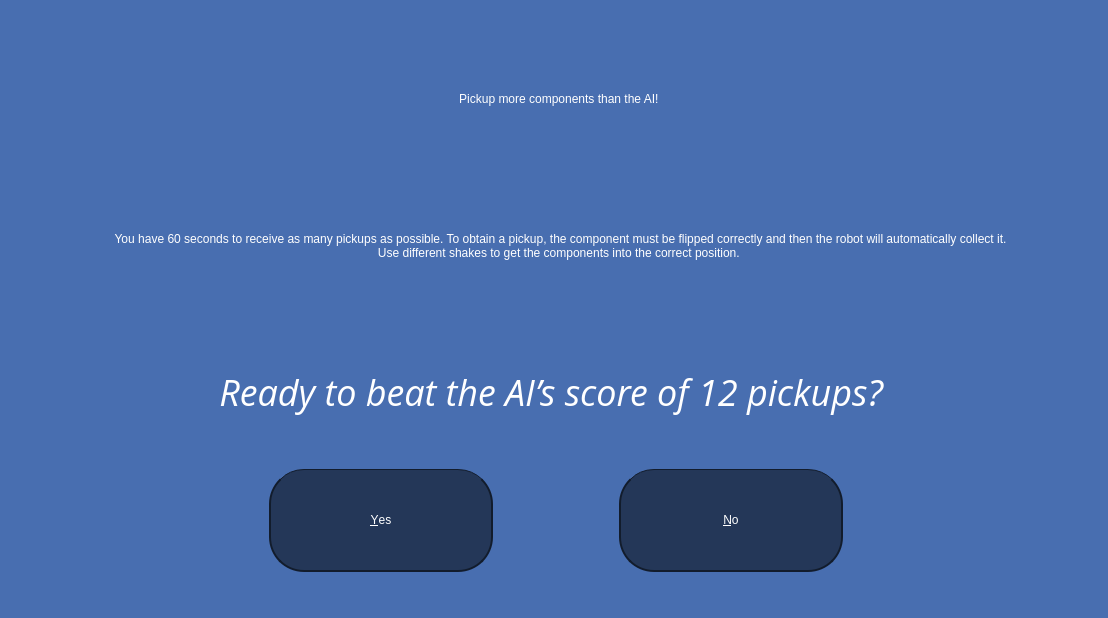
Above: InfoDialogUI.ui from SHOP4CF/shakeitUI before the change. Below: the same form after it.
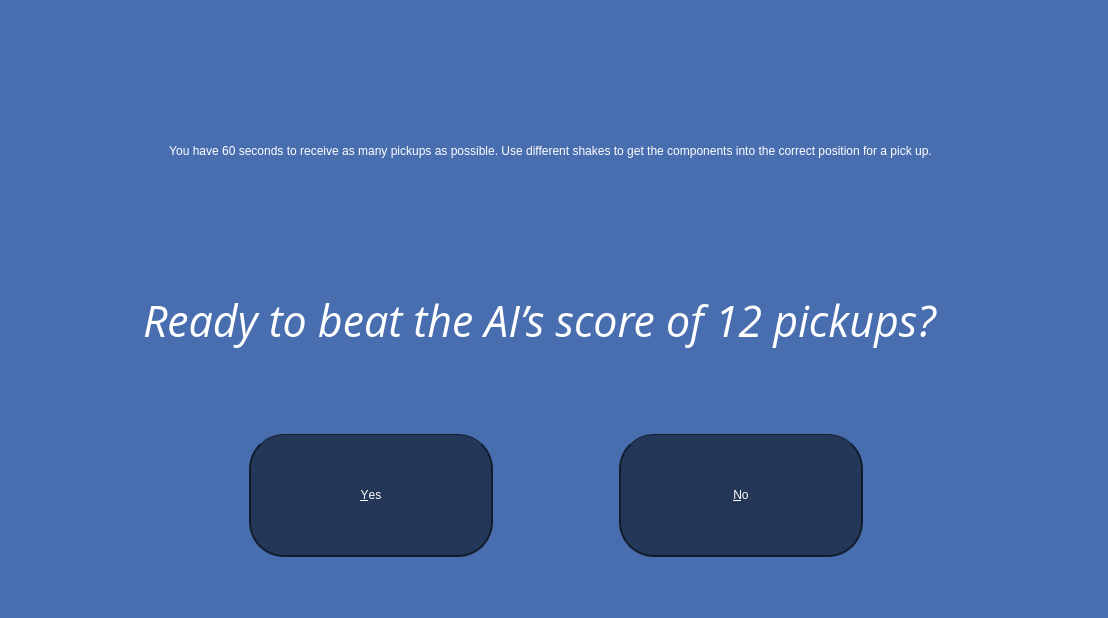
That is the form after the change.

Commit message: updated info dialog ui

The edit to the form file:
```diff
--- a/InfoDialogUI.ui
+++ b/InfoDialogUI.ui
@@ -19,16 +19,16 @@
 }
 
 QLabel{
-	font: 24pt &quot;Open Sans&quot;;
+	font: 30pt &quot;Open Sans&quot;;
 	color: rgb(255, 255, 255);
 }
 
 QPushButton{
 	background-color: rgb(36, 55, 88);
 	color: white;
-	font: 24pt &quot;Open Sans&quot;;
-	min-height: 100px;
-	min-width: 220px;
+	font: 30pt &quot;Open Sans&quot;;
+	min-height: 120px;
+	min-width: 240px;
 
 	border-radius: 35px;
 	border-top: 1px solid rgb(18, 28, 44);
@@ -48,34 +48,20 @@
   <widget class="QWidget" name="verticalLayoutWidget">
    <property name="geometry">
     <rect>
-     <x>40</x>
-     <y>30</y>
+     <x>30</x>
+     <y>70</y>
      <width>1041</width>
-     <height>431</height>
+     <height>331</height>
     </rect>
    </property>
    <layout class="QVBoxLayout" name="verticalLayout">
     <property name="spacing">
      <number>8</number>
     </property>
-    <item>
-     <widget class="QLabel" name="label">
-      <property name="styleSheet">
-       <string notr="true">font: bold 32pt &quot;Open Sans&quot;;</string>
-      </property>
-      <property name="text">
-       <string>Pickup more components than the AI! </string>
-      </property>
-      <property name="alignment">
-       <set>Qt::AlignCenter</set>
-      </property>
-     </widget>
-    </item>
     <item>
      <widget class="QLabel" name="label_2">
       <property name="text">
-       <string>You have 60 seconds to receive as many pickups as possible. To obtain a pickup, the component must be flipped correctly and then the robot will automatically collect it.  
-Use different shakes to get the components into the correct position. </string>
+       <string>You have 60 seconds to receive as many pickups as possible. Use different shakes to get the components into the correct position for a pick up.</string>
       </property>
       <property name="alignment">
        <set>Qt::AlignCenter</set>
@@ -90,7 +76,7 @@
       <property name="font">
        <font>
         <family>Open Sans</family>
-        <pointsize>27</pointsize>
+        <pointsize>32</pointsize>
         <weight>50</weight>
         <italic>true</italic>
         <bold>false</bold>
@@ -113,9 +99,9 @@
    <property name="geometry">
     <rect>
      <x>0</x>
-     <y>450</y>
+     <y>420</y>
      <width>1111</width>
-     <height>141</height>
+     <height>151</height>
     </rect>
    </property>
    <property name="styleSheet">
```
Left out of the diff: 2 changed lines with no effect on the pictures. The commit also changes 1 other file.
